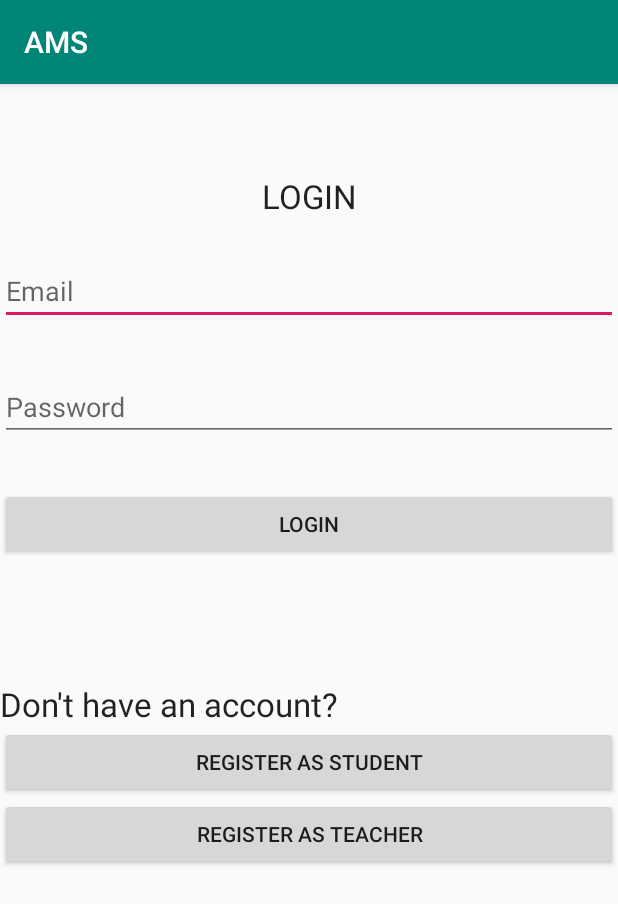
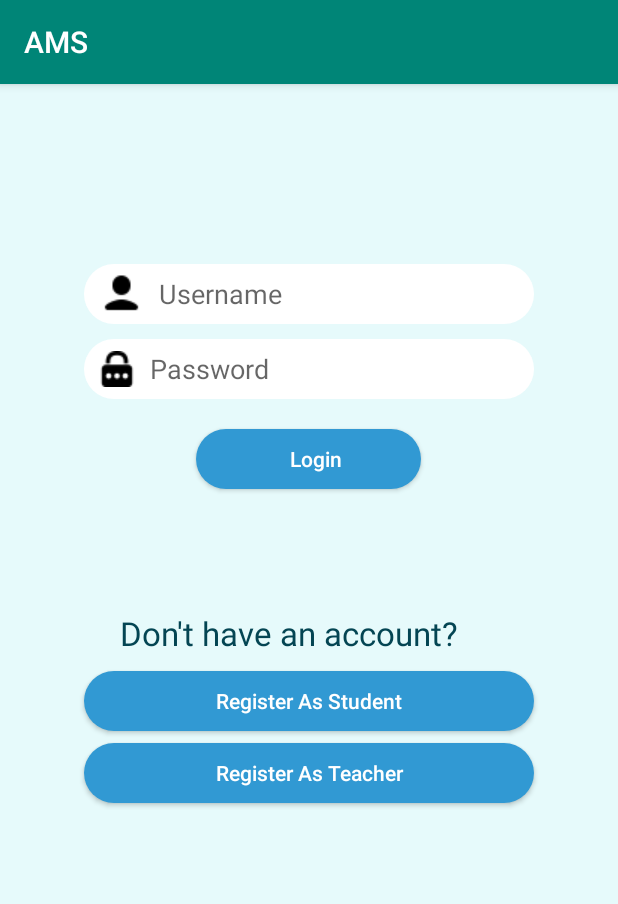
Before and after one commit to kks0101/AMS, an Android app: the screen it shows after launch (MainActivity), on a phone screen of 412 x 824 dp. Shown: the top 904 px of the screen. Run offline under Robolectric (Android 15) with nearby library versions, the light colour scheme and no system bars; our stand-ins replace Firebase (no records; nobody signed in at launch, a user with empty details on screens opened directly).

Commit message:
Enhanced UI for Login Page.

```diff
--- /dev/null
+++ b/app/src/main/res/drawable/button_round.xml
@@ -0,0 +1,8 @@
+<?xml version="1.0" encoding="utf-8"?>
+<shape xmlns:android="http://schemas.android.com/apk/res/android"
+    android:shape="rectangle">
+
+    <solid android:color="#3199D3"/>
+    <corners android:radius="20dp"/>
+
+</shape>
--- /dev/null
+++ b/app/src/main/res/drawable/edit_round.xml
@@ -0,0 +1,10 @@
+<?xml version="1.0" encoding="utf-8"?>
+<shape xmlns:android="http://schemas.android.com/apk/res/android"
+    android:shape="rectangle">
+
+    <solid android:color="#ffff"/>
+    <corners android:radius="20dp"/>
+
+
+
+</shape>
--- a/app/src/main/res/layout/activity_main.xml
+++ b/app/src/main/res/layout/activity_main.xml
@@ -4,43 +4,62 @@
     xmlns:tools="http://schemas.android.com/tools"
     android:layout_width="match_parent"
     android:layout_height="match_parent"
-    tools:context=".MainActivity">
+    tools:context=".MainActivity"
+    android:background="#E6FAFB">
 
 
-    <TextView
+    <!--<TextView
         android:id="@+id/loginText"
         android:layout_width="match_parent"
         android:layout_height="wrap_content"
-        android:layout_marginTop="60dp"
+        android:layout_marginTop="100dp"
         android:text="LOGIN"
         android:textAlignment="center"
-        android:textAppearance="@style/TextAppearance.AppCompat.Large" />
-
+        android:textAppearance="@style/TextAppearance.AppCompat.Large"
+        android:fontFamily="sans-serif-medium"
+        android:textColor="@color/colorPrimary"
+        android:textStyle="bold" />
+       -->
     <EditText
         android:id="@+id/email"
-        android:layout_width="match_parent"
-        android:layout_height="wrap_content"
-        android:layout_below="@+id/loginText"
-        android:layout_marginTop="26dp"
-        android:hint="Email"
-        android:inputType="text"/>
+        android:layout_width="300dp"
+        android:layout_height="40dp"
+        android:layout_marginTop="120dp"
+        android:layout_centerHorizontal="true"
+        android:background="@drawable/edit_round"
+        android:drawableLeft="@drawable/username"
+        android:drawablePadding="10dp"
+        android:hint="Username"
+        android:inputType="text"
+        android:paddingLeft="10dp" />
 
     <EditText
         android:id="@+id/password"
-        android:layout_width="match_parent"
-        android:layout_height="wrap_content"
-        android:layout_below="@+id/loginText"
-        android:layout_marginTop="103dp"
+        android:layout_width="300dp"
+        android:layout_height="40dp"
+        android:layout_centerHorizontal="true"
+        android:layout_below="@+id/email"
+        android:layout_marginTop="10dp"
+        android:drawableLeft="@drawable/password"
+        android:background="@drawable/edit_round"
+        android:paddingLeft="10dp"
+        android:drawablePadding="10dp"
         android:hint="Password"
         android:inputType="textPassword"/>
 
     <Button
         android:id="@+id/loginButton"
-        android:layout_width="match_parent"
-        android:layout_height="wrap_content"
+        android:layout_width="150dp"
+        android:layout_height="40dp"
+        android:layout_centerHorizontal="true"
         android:layout_below="@+id/password"
-        android:layout_marginTop="31dp"
-        android:text="LOGIN" />
+        android:layout_marginTop="20dp"
+        android:paddingLeft="10dp"
+        android:background="@drawable/button_round"
+        android:text="Login"
+        android:textAllCaps="false"
+        android:textColor="#FFFFFF"
+        />
 
     <LinearLayout
         android:layout_width="match_parent"
@@ -50,22 +69,42 @@
         android:layout_centerHorizontal="true">
 
         <TextView
-            android:layout_width="wrap_content"
-            android:layout_height="wrap_content"
+            android:layout_width="match_parent"
+            android:layout_height="30dp"
             android:layout_marginTop="81dp"
             android:text="Don't have an account? "
             android:textAppearance="@style/TextAppearance.AppCompat.Large"
+            android:layout_gravity="center_horizontal"
+            android:paddingLeft="80dp"
+            android:textAllCaps="false"
+            android:textColor="#044553"
+
+
             />
 
         <Button
-            android:layout_width="match_parent"
-            android:layout_height="wrap_content"
+            android:id="@+id/studentSignUPButton"
+            android:layout_width="300dp"
+            android:layout_height="40dp"
+            android:layout_gravity="center_horizontal"
+            android:layout_marginTop="10dp"
             android:text="Register As Student"
-            android:id="@+id/studentSignUPButton" />
+            android:textColor="#FFFFFF"
+            android:textAllCaps="false"
+            android:background="@drawable/button_round"
+            />
         <Button
-            android:layout_width="match_parent"
-            android:layout_height="wrap_content"
+            android:id="@+id/teacherSignUpButton"
+            android:layout_width="300dp"
+            android:layout_height="40dp"
+            android:layout_gravity="center_horizontal"
+            android:layout_marginTop="8dp"
             android:text="Register As Teacher"
-            android:id="@+id/teacherSignUpButton" />
+            android:textAllCaps="false"
+            android:textColor="#FFFFFF"
+            android:background="@drawable/button_round"
+            />
+
+
     </LinearLayout>
 </RelativeLayout>
```
Also changed, not shown: app/src/main/res/drawable/password.png (added), app/src/main/res/drawable/username.png (added).
